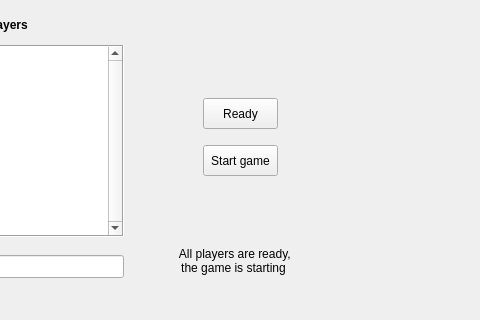
This is Triviador/Triviador/Triviador.ui in AndreiAndreea/TriviadorMCpp as Qt 5 draws it before an edit; both pictures show x 187 to 667 and y 82 to 402 of the 1280 by 720 pixel window. The edited form follows.
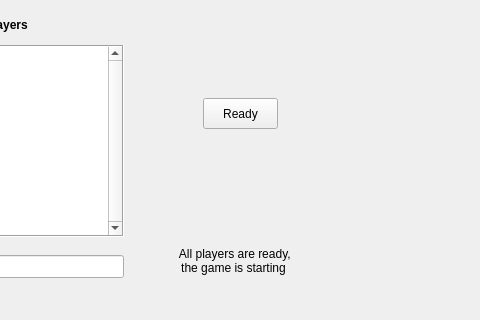
This is the edited form. The open tabs and pages were chosen to show the change.

```diff
--- a/Triviador/Triviador/Triviador.ui
+++ b/Triviador/Triviador/Triviador.ui
@@ -839,19 +839,6 @@
      </widget>
     </widget>
     <widget class="QWidget" name="w5_roomDetails">
-     <widget class="QPushButton" name="startGameRoomPushButton">
-      <property name="geometry">
-       <rect>
-        <x>390</x>
-        <y>210</y>
-        <width>75</width>
-        <height>31</height>
-       </rect>
-      </property>
-      <property name="text">
-       <string>Start game</string>
-      </property>
-     </widget>
      <widget class="QPushButton" name="backToRoomPushButton">
       <property name="geometry">
        <rect>
```
Left out of the diff: 2 changed lines with no effect on the pictures.
